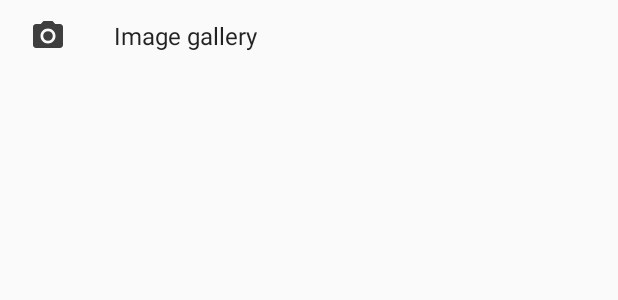
After one commit to zendesk/belvedere, an Android app: the layout list_item_static.xml on its own in the app's theme, with its tools: preview values and no code run, on a phone screen of 412 x 824 dp. The commit adds this screen. Shown: the top 300 px of the screen. Run offline under Robolectric (Android 15) with nearby library versions, the phone set to English and light mode, and no system bars.

Commit message:
More work on ImageStream

```diff
--- a/belvedere-sample/src/main/AndroidManifest.xml
+++ b/belvedere-sample/src/main/AndroidManifest.xml
@@ -3,7 +3,7 @@
     package="com.example.belvedere" >
 
     <uses-permission android:name="android.permission.INTERNET" />
-    <uses-permission android:name="android.permission.CAMERA" />
+    <!--<uses-permission android:name="android.permission.CAMERA" />-->
     <uses-permission android:name="android.permission.READ_EXTERNAL_STORAGE" />
 
     <application
--- /dev/null
+++ b/belvedere-ui/src/main/res/drawable/ic_camera_black.xml
@@ -0,0 +1,6 @@
+<vector android:alpha="0.87" android:height="24dp"
+    android:viewportHeight="24.0" android:viewportWidth="24.0"
+    android:width="24dp" xmlns:android="http://schemas.android.com/apk/res/android">
+    <path android:fillColor="#DD000000" android:pathData="M12,12m-3.2,0a3.2,3.2 0,1 1,6.4 0a3.2,3.2 0,1 1,-6.4 0"/>
+    <path android:fillColor="#DD000000" android:pathData="M9,2L7.17,4L4,4c-1.1,0 -2,0.9 -2,2v12c0,1.1 0.9,2 2,2h16c1.1,0 2,-0.9 2,-2L22,6c0,-1.1 -0.9,-2 -2,-2h-3.17L15,2L9,2zM12,17c-2.76,0 -5,-2.24 -5,-5s2.24,-5 5,-5 5,2.24 5,5 -2.24,5 -5,5z"/>
+</vector>
--- a/belvedere-ui/src/main/res/drawable/ic_close_black_24dp.xml
+++ b/belvedere-ui/src/main/res/drawable/ic_close.xml
@@ -4,6 +4,6 @@
         android:viewportWidth="24.0"
         android:viewportHeight="24.0">
     <path
-        android:fillColor="#FF000000"
+        android:fillColor="#DD000000"
         android:pathData="M19,6.41L17.59,5 12,10.59 6.41,5 5,6.41 10.59,12 5,17.59 6.41,19 12,13.41 17.59,19 19,17.59 13.41,12z"/>
 </vector>
--- /dev/null
+++ b/belvedere-ui/src/main/res/drawable/ic_image_black.xml
@@ -0,0 +1,5 @@
+<vector android:alpha="0.87" android:height="24dp"
+    android:viewportHeight="24.0" android:viewportWidth="24.0"
+    android:width="24dp" xmlns:android="http://schemas.android.com/apk/res/android">
+    <path android:fillColor="#DD000000" android:pathData="M21,19V5c0,-1.1 -0.9,-2 -2,-2H5c-1.1,0 -2,0.9 -2,2v14c0,1.1 0.9,2 2,2h14c1.1,0 2,-0.9 2,-2zM8.5,13.5l2.5,3.01L14.5,12l4.5,6H5l3.5,-4.5z"/>
+</vector>
--- a/belvedere-ui/src/main/res/drawable/ic_photo_camera_black_24dp.xml
+++ /dev/null
@@ -1,6 +0,0 @@
-<vector android:alpha="0.70" android:height="24dp"
-    android:viewportHeight="24.0" android:viewportWidth="24.0"
-    android:width="24dp" xmlns:android="http://schemas.android.com/apk/res/android">
-    <path android:fillColor="#FF000000" android:pathData="M12,12m-3.2,0a3.2,3.2 0,1 1,6.4 0a3.2,3.2 0,1 1,-6.4 0"/>
-    <path android:fillColor="#FF000000" android:pathData="M9,2L7.17,4L4,4c-1.1,0 -2,0.9 -2,2v12c0,1.1 0.9,2 2,2h16c1.1,0 2,-0.9 2,-2L22,6c0,-1.1 -0.9,-2 -2,-2h-3.17L15,2L9,2zM12,17c-2.76,0 -5,-2.24 -5,-5s2.24,-5 5,-5 5,2.24 5,5 -2.24,5 -5,5z"/>
-</vector>
--- a/belvedere-ui/src/main/res/layout/image_stream.xml
+++ b/belvedere-ui/src/main/res/layout/image_stream.xml
@@ -2,10 +2,8 @@
 <android.support.design.widget.CoordinatorLayout
     xmlns:android="http://schemas.android.com/apk/res/android"
     xmlns:app="http://schemas.android.com/apk/res-auto"
-    xmlns:tools="http://schemas.android.com/tools"
     android:layout_width="match_parent"
-    android:layout_height="match_parent"
-    tools:context="com.zendesk.imagestream.MainActivity">
+    android:layout_height="match_parent">
 
     <View
         android:id="@+id/dismiss_area"
--- a/belvedere-ui/src/main/res/layout/list_item_camera.xml
+++ b/belvedere-ui/src/main/res/layout/list_item_grid_static.xml
@@ -19,7 +19,7 @@
             android:layout_width="wrap_content"
             android:layout_height="wrap_content"
             android:layout_gravity="center"
-            android:src="@drawable/ic_photo_camera_black_24dp"/>
+            android:src="@drawable/ic_camera_black"/>
 
     </FrameLayout>
 
--- /dev/null
+++ b/belvedere-ui/src/main/res/layout/list_item_static.xml
@@ -0,0 +1,35 @@
+<?xml version="1.0" encoding="utf-8"?>
+<LinearLayout
+    xmlns:android="http://schemas.android.com/apk/res/android"
+    xmlns:tools="http://schemas.android.com/tools"
+    android:id="@+id/list_item_static_click_area"
+    android:layout_width="match_parent"
+    android:layout_height="48dp"
+    android:orientation="horizontal"
+    android:gravity="center_vertical"
+    android:foreground="?android:attr/selectableItemBackground"
+    android:padding="4dp">
+
+    <ImageView
+        android:id="@+id/list_item_static_image"
+        android:layout_width="24dp"
+        android:layout_height="24dp"
+        android:layout_marginLeft="16dp"
+        android:layout_marginStart="16dp"
+        android:src="@drawable/ic_camera_black"/>
+
+    <TextView
+        android:id="@+id/list_item_static_text"
+        android:layout_width="wrap_content"
+        android:layout_height="wrap_content"
+        android:layout_marginStart="32dp"
+        android:layout_marginLeft="32dp"
+        android:layout_marginEnd="16dp"
+        android:layout_marginRight="16dp"
+        android:maxLines="1"
+        android:textSize="16sp"
+        android:textColor="#DD000000"
+        tools:text="Image gallery"
+        />
+
+</LinearLayout>
--- a/belvedere-ui/src/main/res/values/styles.xml
+++ b/belvedere-ui/src/main/res/values/styles.xml
@@ -61,7 +61,7 @@
         <item name="android:windowBackground">@android:color/transparent</item>
         <item name="android:windowIsTranslucent">true</item>
         <item name="android:windowNoTitle">true</item>
-        <item name="android:backgroundDimEnabled">false</item>
+        <item name="android:backgroundDimEnabled">true</item>
 
         <item name="colorPrimary">#ffffff</item>
     </style>
```
Also changed, not shown: belvedere-sample/src/main/java/com/example/belvedere/MainActivity.java (+20 -22 lines), belvedere-ui/src/main/java/com/zendesk/belvedere/ui/BelvedereDialog.java (+3 -54 lines), belvedere-ui/src/main/java/com/zendesk/belvedere/ui/BelvedereUi.java (added, +111 -0 lines), belvedere-ui/src/main/java/com/zendesk/belvedere/ui/ImageStream.java (+87 -87 lines), belvedere-ui/src/main/java/com/zendesk/belvedere/ui/ImageStreamAdapter.java (+40 -14 lines), belvedere-ui/src/main/java/com/zendesk/belvedere/ui/ImageStreamMvp.java (+21 -6 lines), belvedere-ui/src/main/java/com/zendesk/belvedere/ui/ImageStreamPresenter.java (+38 -9 lines), belvedere-ui/src/main/java/com/zendesk/belvedere/ui/SomeModel.java (+47 -5 lines), belvedere/src/main/java/com/zendesk/belvedere/IntentRegistry.java (+5 -3 lines), belvedere/src/main/java/com/zendesk/belvedere/MediaSource.java (+14 -13 lines).
